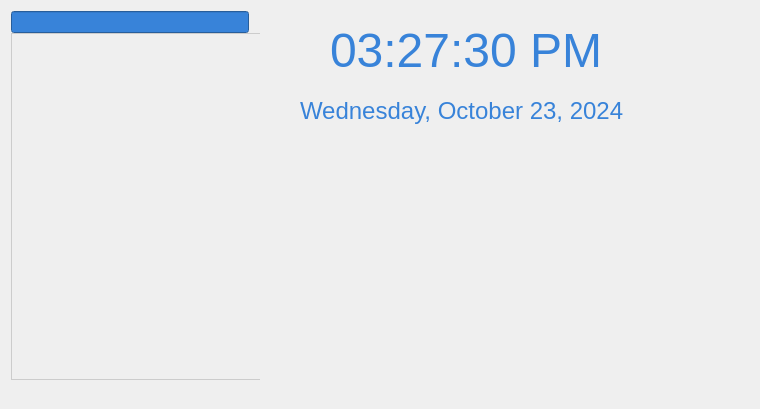
Old version of the form ManageEmployee/EmployeeCheckInOut.ui in the repository PeZoi/Manage_Employee_App.
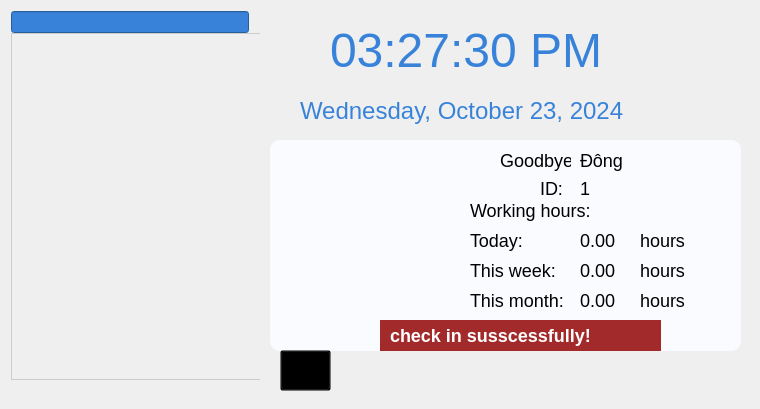
New version of the form. Icons and pictures are not drawn.

Commit message: feature/check in-out employee

```diff
--- a/ManageEmployee/EmployeeCheckInOut.ui
+++ b/ManageEmployee/EmployeeCheckInOut.ui
@@ -19,7 +19,7 @@
      <x>0</x>
      <y>0</y>
      <width>751</width>
-     <height>391</height>
+     <height>401</height>
     </rect>
    </property>
    <property name="currentIndex">
@@ -119,6 +119,551 @@
       </item>
      </layout>
     </widget>
+    <widget class="QStackedWidget" name="stack_checkin_out">
+     <property name="geometry">
+      <rect>
+       <x>260</x>
+       <y>130</y>
+       <width>491</width>
+       <height>271</height>
+      </rect>
+     </property>
+     <property name="currentIndex">
+      <number>2</number>
+     </property>
+     <widget class="QWidget" name="use_device">
+      <widget class="QLabel" name="label">
+       <property name="geometry">
+        <rect>
+         <x>140</x>
+         <y>30</y>
+         <width>221</width>
+         <height>181</height>
+        </rect>
+       </property>
+       <property name="text">
+        <string/>
+       </property>
+       <property name="pixmap">
+        <pixmap>../icon/no-device.jpg</pixmap>
+       </property>
+      </widget>
+     </widget>
+     <widget class="QWidget" name="use_password">
+      <widget class="QWidget" name="widget" native="true">
+       <property name="geometry">
+        <rect>
+         <x>10</x>
+         <y>20</y>
+         <width>471</width>
+         <height>171</height>
+        </rect>
+       </property>
+       <property name="styleSheet">
+        <string notr="true">background-color: #fafbff; 
+border-radius: 10px;</string>
+       </property>
+       <widget class="QLabel" name="label_2">
+        <property name="geometry">
+         <rect>
+          <x>10</x>
+          <y>19</y>
+          <width>91</width>
+          <height>31</height>
+         </rect>
+        </property>
+        <property name="styleSheet">
+         <string notr="true">font: 18px;</string>
+        </property>
+        <property name="text">
+         <string>Your Name</string>
+        </property>
+       </widget>
+       <widget class="QComboBox" name="name_list">
+        <property name="geometry">
+         <rect>
+          <x>110</x>
+          <y>20</y>
+          <width>201</width>
+          <height>31</height>
+         </rect>
+        </property>
+        <property name="styleSheet">
+         <string notr="true">border: 1px solid black;
+border-radius: 0px;</string>
+        </property>
+       </widget>
+       <widget class="QLabel" name="label_3">
+        <property name="geometry">
+         <rect>
+          <x>10</x>
+          <y>70</y>
+          <width>81</width>
+          <height>31</height>
+         </rect>
+        </property>
+        <property name="styleSheet">
+         <string notr="true">font: 18px;</string>
+        </property>
+        <property name="text">
+         <string>Password</string>
+        </property>
+       </widget>
+       <widget class="QPushButton" name="show_all">
+        <property name="geometry">
+         <rect>
+          <x>330</x>
+          <y>20</y>
+          <width>101</width>
+          <height>31</height>
+         </rect>
+        </property>
+        <property name="cursor">
+         <cursorShape>PointingHandCursor</cursorShape>
+        </property>
+        <property name="styleSheet">
+         <string notr="true">font: 18px;
+color: white;
+background: #3883d9;
+border-radius: 4px;</string>
+        </property>
+        <property name="text">
+         <string>Show All</string>
+        </property>
+       </widget>
+       <widget class="QPushButton" name="submit_checkin_out">
+        <property name="geometry">
+         <rect>
+          <x>190</x>
+          <y>120</y>
+          <width>111</width>
+          <height>31</height>
+         </rect>
+        </property>
+        <property name="cursor">
+         <cursorShape>PointingHandCursor</cursorShape>
+        </property>
+        <property name="styleSheet">
+         <string notr="true">font: 18px;
+color: white;
+background: #3883d9;
+border-radius: 4px;</string>
+        </property>
+        <property name="text">
+         <string>Check In</string>
+        </property>
+        <property name="icon">
+         <iconset>
+          <normaloff>../icon/check-white.webp</normaloff>../icon/check-white.webp</iconset>
+        </property>
+       </widget>
+       <widget class="QLineEdit" name="password">
+        <property name="geometry">
+         <rect>
+          <x>110</x>
+          <y>70</y>
+          <width>321</width>
+          <height>31</height>
+         </rect>
+        </property>
+        <property name="styleSheet">
+         <string notr="true">border: 1px solid black;
+border-radius: 0px;</string>
+        </property>
+       </widget>
+      </widget>
+      <widget class="QPushButton" name="back">
+       <property name="geometry">
+        <rect>
+         <x>20</x>
+         <y>220</y>
+         <width>51</width>
+         <height>41</height>
+        </rect>
+       </property>
+       <property name="cursor">
+        <cursorShape>PointingHandCursor</cursorShape>
+       </property>
+       <property name="styleSheet">
+        <string notr="true">background: transparent;</string>
+       </property>
+       <property name="text">
+        <string/>
+       </property>
+       <property name="icon">
+        <iconset>
+         <normaloff>../icon/back.png</normaloff>../icon/back.png</iconset>
+       </property>
+       <property name="iconSize">
+        <size>
+         <width>30</width>
+         <height>30</height>
+        </size>
+       </property>
+      </widget>
+     </widget>
+     <widget class="QWidget" name="page">
+      <widget class="QWidget" name="widget_2" native="true">
+       <property name="geometry">
+        <rect>
+         <x>10</x>
+         <y>10</y>
+         <width>471</width>
+         <height>211</height>
+        </rect>
+       </property>
+       <property name="styleSheet">
+        <string notr="true">background-color: #fafbff; 
+border-radius: 10px;</string>
+       </property>
+       <widget class="QLabel" name="label_4">
+        <property name="geometry">
+         <rect>
+          <x>230</x>
+          <y>10</y>
+          <width>71</width>
+          <height>21</height>
+         </rect>
+        </property>
+        <property name="styleSheet">
+         <string notr="true">font-weight: bold;
+font: 18px;</string>
+        </property>
+        <property name="text">
+         <string>Goodbye</string>
+        </property>
+       </widget>
+       <widget class="QLabel" name="full_name">
+        <property name="geometry">
+         <rect>
+          <x>310</x>
+          <y>10</y>
+          <width>151</width>
+          <height>21</height>
+         </rect>
+        </property>
+        <property name="styleSheet">
+         <string notr="true">font-weight: bold;
+font: 18px;</string>
+        </property>
+        <property name="text">
+         <string>Đông</string>
+        </property>
+       </widget>
+       <widget class="QLabel" name="label_6">
+        <property name="geometry">
+         <rect>
+          <x>270</x>
+          <y>40</y>
+          <width>31</width>
+          <height>16</height>
+         </rect>
+        </property>
+        <property name="styleSheet">
+         <string notr="true">font-weight: bold;
+font: 18px;</string>
+        </property>
+        <property name="text">
+         <string>ID:</string>
+        </property>
+       </widget>
+       <widget class="QLabel" name="id">
+        <property name="geometry">
+         <rect>
+          <x>310</x>
+          <y>40</y>
+          <width>151</width>
+          <height>16</height>
+         </rect>
+        </property>
+        <property name="styleSheet">
+         <string notr="true">font-weight: bold;
+font: 18px;</string>
+        </property>
+        <property name="text">
+         <string>1</string>
+        </property>
+       </widget>
+       <widget class="QLabel" name="label_8">
+        <property name="geometry">
+         <rect>
+          <x>200</x>
+          <y>60</y>
+          <width>131</width>
+          <height>21</height>
+         </rect>
+        </property>
+        <property name="styleSheet">
+         <string notr="true">font-weight: bold;
+font: 18px;</string>
+        </property>
+        <property name="text">
+         <string>Working hours:</string>
+        </property>
+       </widget>
+       <widget class="QLabel" name="label_9">
+        <property name="geometry">
+         <rect>
+          <x>200</x>
+          <y>90</y>
+          <width>91</width>
+          <height>21</height>
+         </rect>
+        </property>
+        <property name="styleSheet">
+         <string notr="true">font-weight: bold;
+font: 18px;</string>
+        </property>
+        <property name="text">
+         <string>Today:</string>
+        </property>
+       </widget>
+       <widget class="QLabel" name="label_10">
+        <property name="geometry">
+         <rect>
+          <x>200</x>
+          <y>120</y>
+          <width>101</width>
+          <height>21</height>
+         </rect>
+        </property>
+        <property name="styleSheet">
+         <string notr="true">font-weight: bold;
+font: 18px;</string>
+        </property>
+        <property name="text">
+         <string>This week:</string>
+        </property>
+       </widget>
+       <widget class="QLabel" name="label_11">
+        <property name="geometry">
+         <rect>
+          <x>200</x>
+          <y>150</y>
+          <width>111</width>
+          <height>21</height>
+         </rect>
+        </property>
+        <property name="styleSheet">
+         <string notr="true">font-weight: bold;
+font: 18px;</string>
+        </property>
+        <property name="text">
+         <string>This month:</string>
+        </property>
+       </widget>
+       <widget class="QLabel" name="notice">
+        <property name="geometry">
+         <rect>
+          <x>110</x>
+          <y>180</y>
+          <width>281</width>
+          <height>31</height>
+         </rect>
+        </property>
+        <property name="styleSheet">
+         <string notr="true">background-color: #a32a2a;
+color: white;
+font-weight: bold;
+border-radius: 0px;
+font-size: 18px;
+text-transform: uppercase;
+padding: 0px 5px;</string>
+        </property>
+        <property name="text">
+         <string>check in susscessfully!</string>
+        </property>
+       </widget>
+       <widget class="QLabel" name="avatar">
+        <property name="geometry">
+         <rect>
+          <x>40</x>
+          <y>40</y>
+          <width>101</width>
+          <height>101</height>
+         </rect>
+        </property>
+        <property name="text">
+         <string/>
+        </property>
+        <property name="textFormat">
+         <enum>Qt::AutoText</enum>
+        </property>
+        <property name="pixmap">
+         <pixmap>../icon/no-image.png</pixmap>
+        </property>
+        <property name="scaledContents">
+         <bool>true</bool>
+        </property>
+       </widget>
+       <widget class="QLabel" name="label_14">
+        <property name="geometry">
+         <rect>
+          <x>340</x>
+          <y>220</y>
+          <width>111</width>
+          <height>21</height>
+         </rect>
+        </property>
+        <property name="styleSheet">
+         <string notr="true">font-weight: bold;
+font: 18px;</string>
+        </property>
+        <property name="text">
+         <string>This month:</string>
+        </property>
+       </widget>
+       <widget class="QLabel" name="this_month">
+        <property name="geometry">
+         <rect>
+          <x>310</x>
+          <y>150</y>
+          <width>51</width>
+          <height>21</height>
+         </rect>
+        </property>
+        <property name="styleSheet">
+         <string notr="true">font-weight: bold;
+font: 18px;</string>
+        </property>
+        <property name="text">
+         <string>0.00</string>
+        </property>
+       </widget>
+       <widget class="QLabel" name="this_week">
+        <property name="geometry">
+         <rect>
+          <x>310</x>
+          <y>120</y>
+          <width>51</width>
+          <height>21</height>
+         </rect>
+        </property>
+        <property name="styleSheet">
+         <string notr="true">font-weight: bold;
+font: 18px;</string>
+        </property>
+        <property name="text">
+         <string>0.00</string>
+        </property>
+       </widget>
+       <widget class="QLabel" name="today">
+        <property name="geometry">
+         <rect>
+          <x>310</x>
+          <y>90</y>
+          <width>51</width>
+          <height>21</height>
+         </rect>
+        </property>
+        <property name="styleSheet">
+         <string notr="true">font-weight: bold;
+font: 18px;</string>
+        </property>
+        <property name="text">
+         <string>0.00</string>
+        </property>
+       </widget>
+       <widget class="QLabel" name="label_18">
+        <property name="geometry">
+         <rect>
+          <x>370</x>
+          <y>90</y>
+          <width>51</width>
+          <height>21</height>
+         </rect>
+        </property>
+        <property name="styleSheet">
+         <string notr="true">font-weight: bold;
+font: 18px;</string>
+        </property>
+        <property name="text">
+         <string>hours</string>
+        </property>
+       </widget>
+       <widget class="QLabel" name="label_19">
+        <property name="geometry">
+         <rect>
+          <x>370</x>
+          <y>120</y>
+          <width>51</width>
+          <height>21</height>
+         </rect>
+        </property>
+        <property name="styleSheet">
+         <string notr="true">font-weight: bold;
+font: 18px;</string>
+        </property>
+        <property name="text">
+         <string>hours</string>
+        </property>
+       </widget>
+       <widget class="QLabel" name="label_20">
+        <property name="geometry">
+         <rect>
+          <x>370</x>
+          <y>150</y>
+          <width>51</width>
+          <height>21</height>
+         </rect>
+        </property>
+        <property name="styleSheet">
+         <string notr="true">font-weight: bold;
+font: 18px;</string>
+        </property>
+        <property name="text">
+         <string>hours</string>
+        </property>
+       </widget>
+       <zorder>label_4</zorder>
+       <zorder>full_name</zorder>
+       <zorder>label_6</zorder>
+       <zorder>id</zorder>
+       <zorder>label_8</zorder>
+       <zorder>label_9</zorder>
+       <zorder>label_10</zorder>
+       <zorder>notice</zorder>
+       <zorder>avatar</zorder>
+       <zorder>label_14</zorder>
+       <zorder>label_11</zorder>
+       <zorder>this_month</zorder>
+       <zorder>this_week</zorder>
+       <zorder>today</zorder>
+       <zorder>label_18</zorder>
+       <zorder>label_19</zorder>
+       <zorder>label_20</zorder>
+      </widget>
+      <widget class="QPushButton" name="back_2">
+       <property name="geometry">
+        <rect>
+         <x>20</x>
+         <y>220</y>
+         <width>51</width>
+         <height>41</height>
+        </rect>
+       </property>
+       <property name="cursor">
+        <cursorShape>PointingHandCursor</cursorShape>
+       </property>
+       <property name="styleSheet">
+        <string notr="true">background: transparent;</string>
+       </property>
+       <property name="text">
+        <string/>
+       </property>
+       <property name="icon">
+        <iconset>
+         <normaloff>../icon/back.png</normaloff>../icon/back.png</iconset>
+       </property>
+       <property name="iconSize">
+        <size>
+         <width>30</width>
+         <height>30</height>
+        </size>
+       </property>
+      </widget>
+     </widget>
+    </widget>
    </widget>
    <widget class="QWidget" name="noEmployee">
     <widget class="QLabel" name="noEmployeeLabel_3">
```
The commit also changes 59 other files.
